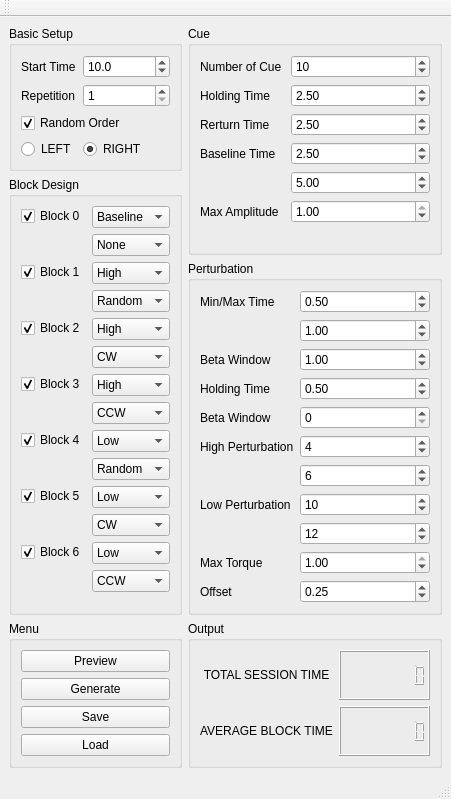
Above: gui/rigidity_experiment_main_window.ui from ThomasMartineau/Python-for-TMSiLite before the change. Below: the same form after it.
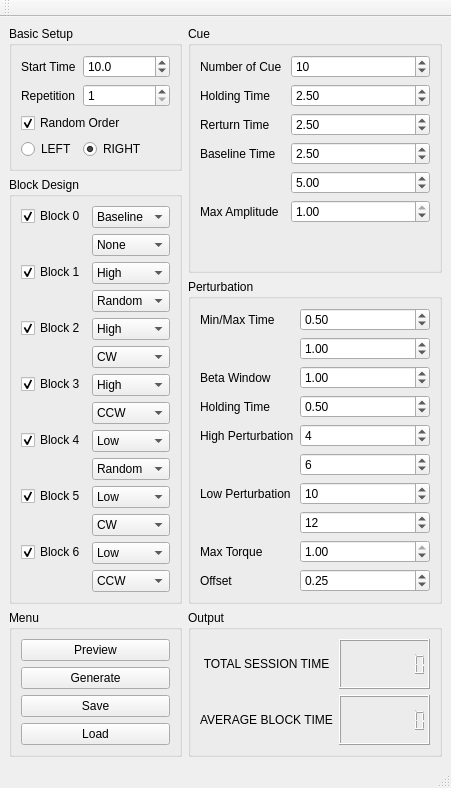
That is the form after the change.

```diff
--- a/gui/rigidity_experiment_main_window.ui
+++ b/gui/rigidity_experiment_main_window.ui
@@ -86,65 +86,55 @@
         </widget>
        </item>
        <item row="4" column="0">
-        <widget class="QLabel" name="label_2">
-         <property name="text">
-          <string>Beta Window</string>
-         </property>
-        </widget>
-       </item>
-       <item row="4" column="1">
-        <widget class="QSpinBox" name="spinBox"/>
-       </item>
-       <item row="5" column="0">
         <widget class="QLabel" name="label_15">
          <property name="text">
           <string>High Perturbation</string>
          </property>
         </widget>
        </item>
-       <item row="5" column="1">
+       <item row="4" column="1">
         <widget class="QSpinBox" name="high_perturbation_min_number">
          <property name="value">
           <number>4</number>
          </property>
         </widget>
        </item>
-       <item row="6" column="1">
+       <item row="5" column="1">
         <widget class="QSpinBox" name="high_perturbation_max_number">
          <property name="value">
           <number>6</number>
          </property>
         </widget>
        </item>
-       <item row="7" column="0">
+       <item row="6" column="0">
         <widget class="QLabel" name="label_18">
          <property name="text">
           <string>Low Perturbation</string>
          </property>
         </widget>
        </item>
-       <item row="7" column="1">
+       <item row="6" column="1">
         <widget class="QSpinBox" name="low_perturbation_min_number">
          <property name="value">
           <number>10</number>
          </property>
         </widget>
        </item>
-       <item row="8" column="1">
+       <item row="7" column="1">
         <widget class="QSpinBox" name="low_perturbation_max_number">
          <property name="value">
           <number>12</number>
          </property>
         </widget>
        </item>
-       <item row="9" column="0">
+       <item row="8" column="0">
         <widget class="QLabel" name="label_17">
          <property name="text">
           <string>Max Torque</string>
          </property>
         </widget>
        </item>
-       <item row="9" column="1">
+       <item row="8" column="1">
         <widget class="QDoubleSpinBox" name="torque">
          <property name="maximum">
           <double>1.000000000000000</double>
@@ -157,14 +147,14 @@
          </property>
         </widget>
        </item>
-       <item row="10" column="0">
+       <item row="9" column="0">
         <widget class="QLabel" name="label_21">
          <property name="text">
           <string>Offset</string>
          </property>
         </widget>
        </item>
-       <item row="10" column="1">
+       <item row="9" column="1">
         <widget class="QDoubleSpinBox" name="offset">
          <property name="maximum">
           <double>1.000000000000000</double>
```
